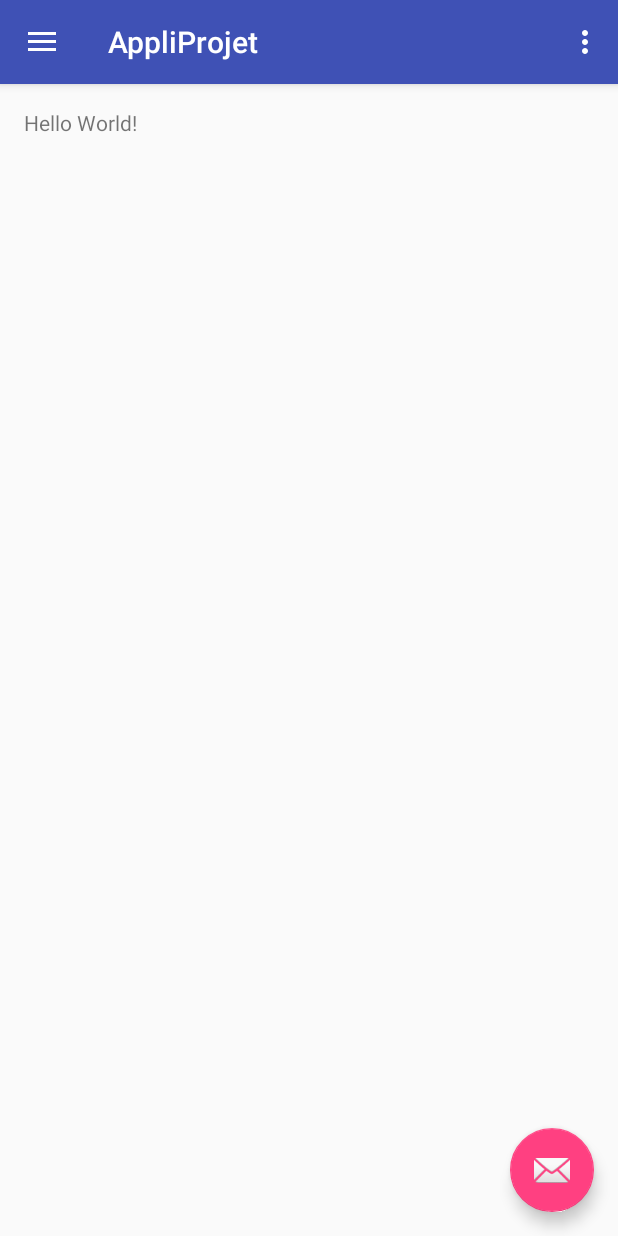
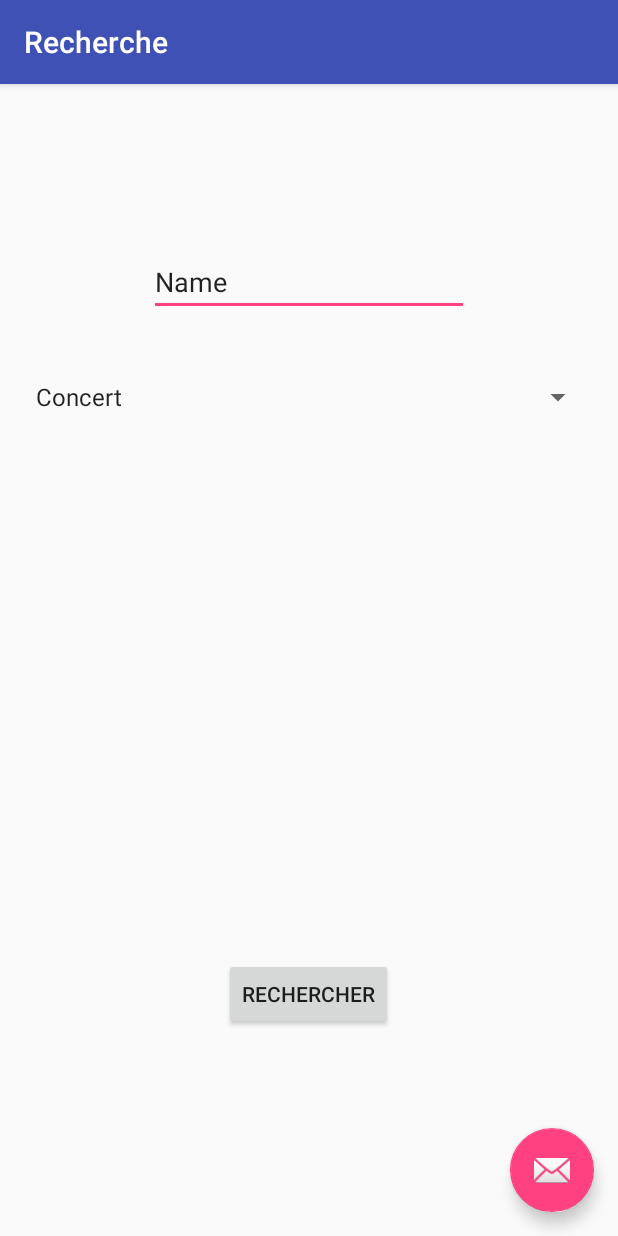
Before and after one commit to robin-mijeanne/PROJET-IHM-M2, an Android app: the screen it shows after launch (MainActivity before the commit, Recherche after it), after a tap on "Recherche", on a phone screen of 412 x 824 dp. Run offline under Robolectric (Android 15) with nearby library versions, the light colour scheme and no system bars; 2 other taps on this screen came first.

Commit message:
page recherche ok

```diff
--- a/app/src/main/AndroidManifest.xml
+++ b/app/src/main/AndroidManifest.xml
@@ -25,6 +25,10 @@
         <activity
             android:name=".AchatsListe"
             android:label="@string/title_activity_achats_liste"
+            android:theme="@style/AppTheme.NoActionBar" />
+        <activity
+            android:name=".Recherche"
+            android:label="@string/title_activity_recherche"
             android:theme="@style/AppTheme.NoActionBar"></activity>
     </application>
 
--- a/app/src/main/java/com/example/robin/appliprojet/MainActivity.java
+++ b/app/src/main/java/com/example/robin/appliprojet/MainActivity.java
@@ -82,7 +82,8 @@ public class MainActivity extends AppCompatActivity
         int id = item.getItemId();
 
         if (id == R.id.recherche) {
-
+            Intent i = new Intent(MainActivity.this, Recherche.class);
+            startActivity(i);
         } else if (id == R.id.achats) {
             Intent i = new Intent(MainActivity.this, AchatsListe.class);
             startActivity(i);
--- /dev/null
+++ b/app/src/main/java/com/example/robin/appliprojet/Recherche.java
@@ -0,0 +1,50 @@
+package com.example.robin.appliprojet;
+
+import android.os.Bundle;
+import android.support.design.widget.FloatingActionButton;
+import android.support.design.widget.Snackbar;
+import android.support.v7.app.AppCompatActivity;
+import android.support.v7.widget.Toolbar;
+import android.view.View;
+import android.widget.ArrayAdapter;
+import android.widget.ListView;
+import android.widget.Spinner;
+
+import java.util.ArrayList;
+import java.util.List;
+
+public class Recherche extends AppCompatActivity {
+
+    Spinner monSpinner;
+
+    @Override
+    protected void onCreate(Bundle savedInstanceState) {
+        super.onCreate(savedInstanceState);
+        setContentView(R.layout.activity_recherche);
+        Toolbar toolbar = (Toolbar) findViewById(R.id.toolbar);
+        setSupportActionBar(toolbar);
+
+        FloatingActionButton fab = (FloatingActionButton) findViewById(R.id.fab);
+        fab.setOnClickListener(new View.OnClickListener() {
+            @Override
+            public void onClick(View view) {
+                Snackbar.make(view, "Replace with your own action", Snackbar.LENGTH_LONG)
+                        .setAction("Action", null).show();
+            }
+        });
+
+        //Récupération du Spinner déclaré dans le fichier main.xml de res/layout
+        monSpinner = (Spinner) findViewById(R.id.spinner);
+
+        //Création d'une liste d'élément à mettre dans le Spinner(pour l'exemple)
+        List spinnerList = new ArrayList();
+        spinnerList.add("Concert");
+        spinnerList.add("Salle");
+
+        ArrayAdapter adapter = new ArrayAdapter(this, android.R.layout.simple_spinner_item, spinnerList);
+
+        adapter.setDropDownViewResource(android.R.layout.simple_spinner_dropdown_item);
+
+        monSpinner.setAdapter(adapter);
+    }
+}
--- /dev/null
+++ b/app/src/main/res/layout/activity_recherche.xml
@@ -0,0 +1,34 @@
+<?xml version="1.0" encoding="utf-8"?>
+<android.support.design.widget.CoordinatorLayout xmlns:android="http://schemas.android.com/apk/res/android"
+    xmlns:app="http://schemas.android.com/apk/res-auto"
+    xmlns:tools="http://schemas.android.com/tools"
+    android:layout_width="match_parent"
+    android:layout_height="match_parent"
+    android:fitsSystemWindows="true"
+    tools:context="com.example.robin.appliprojet.Recherche">
+
+    <android.support.design.widget.AppBarLayout
+        android:layout_width="match_parent"
+        android:layout_height="wrap_content"
+        android:theme="@style/AppTheme.AppBarOverlay">
+
+        <android.support.v7.widget.Toolbar
+            android:id="@+id/toolbar"
+            android:layout_width="match_parent"
+            android:layout_height="?attr/actionBarSize"
+            android:background="?attr/colorPrimary"
+            app:popupTheme="@style/AppTheme.PopupOverlay" />
+
+    </android.support.design.widget.AppBarLayout>
+
+    <include layout="@layout/content_recherche" />
+
+    <android.support.design.widget.FloatingActionButton
+        android:id="@+id/fab"
+        android:layout_width="wrap_content"
+        android:layout_height="wrap_content"
+        android:layout_gravity="bottom|end"
+        android:layout_margin="@dimen/fab_margin"
+        app:srcCompat="@android:drawable/ic_dialog_email" />
+
+</android.support.design.widget.CoordinatorLayout>
--- /dev/null
+++ b/app/src/main/res/layout/content_recherche.xml
@@ -0,0 +1,45 @@
+<?xml version="1.0" encoding="utf-8"?>
+<RelativeLayout xmlns:android="http://schemas.android.com/apk/res/android"
+    xmlns:app="http://schemas.android.com/apk/res-auto"
+    xmlns:tools="http://schemas.android.com/tools"
+    android:id="@+id/content_recherche"
+    android:layout_width="match_parent"
+    android:layout_height="match_parent"
+    android:paddingBottom="@dimen/activity_vertical_margin"
+    android:paddingLeft="@dimen/activity_horizontal_margin"
+    android:paddingRight="@dimen/activity_horizontal_margin"
+    android:paddingTop="@dimen/activity_vertical_margin"
+    app:layout_behavior="@string/appbar_scrolling_view_behavior"
+    tools:context="com.example.robin.appliprojet.Recherche"
+    tools:showIn="@layout/activity_recherche">
+
+    <EditText
+        android:layout_width="wrap_content"
+        android:layout_height="wrap_content"
+        android:inputType="textPersonName"
+        android:text="Name"
+        android:ems="10"
+        android:layout_marginTop="93dp"
+        android:id="@+id/editText2"
+        android:layout_alignParentTop="true"
+        android:layout_centerHorizontal="true" />
+
+    <Button
+        android:text="Rechercher"
+        android:layout_width="wrap_content"
+        android:layout_height="wrap_content"
+        android:layout_alignParentBottom="true"
+        android:layout_centerHorizontal="true"
+        android:layout_marginBottom="121dp"
+        android:id="@+id/button" />
+
+    <Spinner
+        android:layout_width="match_parent"
+        android:layout_height="wrap_content"
+        android:id="@+id/spinner"
+        android:layout_below="@+id/editText2"
+        android:layout_alignParentLeft="true"
+        android:layout_alignParentStart="true"
+        android:layout_marginTop="42dp" />
+
+</RelativeLayout>
--- a/app/src/main/res/values/strings.xml
+++ b/app/src/main/res/values/strings.xml
@@ -7,4 +7,5 @@
     <string name="action_settings">Settings</string>
     <string name="title_activity_favoris_liste">FavorisListe</string>
     <string name="title_activity_achats_liste">AchatsListe</string>
+    <string name="title_activity_recherche">Recherche</string>
 </resources>
```
